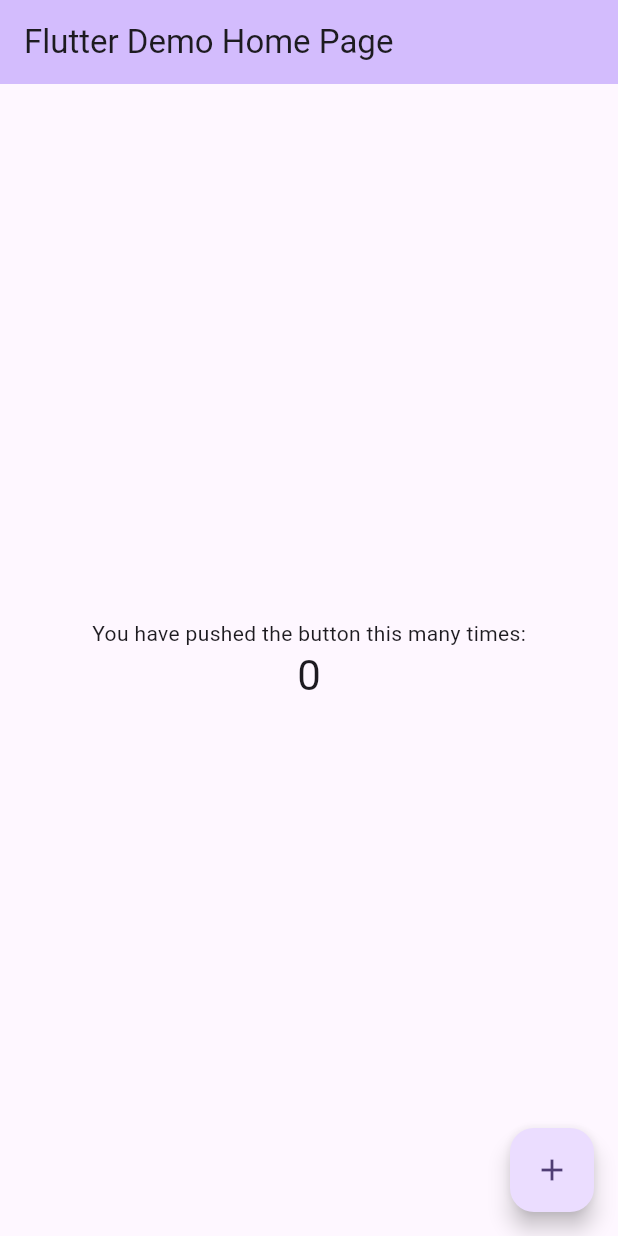
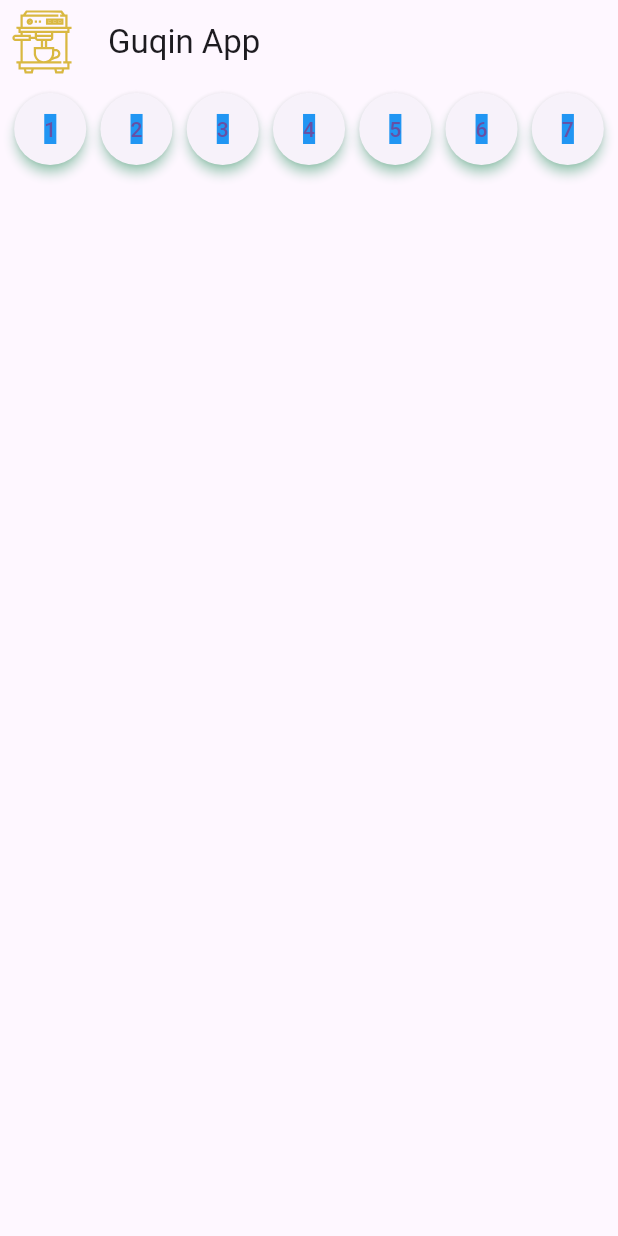
Before and after one commit to shannyli/guqin, a Flutter app: the screen it shows after launch, on a phone screen of 412 x 824 dp. Run offline on Flutter 3.47's test engine with Material 3 defaults, Android fonts, the light colour scheme and no system bars; our stand-ins replace flutter_svg.

Commit message:
Assets & Buttons (#2)
* flex overflow error

* assets

* Corrected buttons to stop overflow with up to 8 buttons.

---------

Co-authored-by: Jacob Daigle <CoffeeCodeAndCreatine@gmail.com>

```diff
--- a/lib/main.dart
+++ b/lib/main.dart
@@ -1,125 +1,143 @@
+import 'package:flutter/cupertino.dart';
 import 'package:flutter/material.dart';
+import 'package:flutter_svg/flutter_svg.dart';
 
-void main() {
-  runApp(const MyApp());
+class GuqinString {
+  const GuqinString({required this.number});
+
+  final String number;
 }
 
-class MyApp extends StatelessWidget {
-  const MyApp({super.key});
+typedef CartChangedCallback = Function(GuqinString product, bool inCart);
 
-  // This widget is the root of your application.
+class ShoppingListItem extends StatelessWidget {
+  ShoppingListItem({
+    required this.product,
+    required this.inCart,
+    required this.onCartChanged,
+  }) : super(key: ObjectKey(product));
+
+  final GuqinString product;
+  final bool inCart;
+  final CartChangedCallback onCartChanged;
+
+  Color _getColor(BuildContext context) {
+    return inCart //
+        ? Colors.black54
+        : Theme.of(context).primaryColor;
+  }
+
+  TextStyle? _getTextStyle(BuildContext context) {
+    if (!inCart) {
+      return const TextStyle(
+        color: Colors.blue,
+        fontWeight: FontWeight.normal,
+      );
+    }
+
+    return const TextStyle(
+      color: Colors.black54,
+      fontWeight: FontWeight.bold,
+    );
+  }
+
   @override
   Widget build(BuildContext context) {
-    return MaterialApp(
-      title: 'Flutter Demo',
-      theme: ThemeData(
-        // This is the theme of your application.
-        //
-        // TRY THIS: Try running your application with "flutter run". You'll see
-        // the application has a purple toolbar. Then, without quitting the app,
-        // try changing the seedColor in the colorScheme below to Colors.green
-        // and then invoke "hot reload" (save your changes or press the "hot
-        // reload" button in a Flutter-supported IDE, or press "r" if you used
-        // the command line to start the app).
-        //
-        // Notice that the counter didn't reset back to zero; the application
-        // state is not lost during the reload. To reset the state, use hot
-        // restart instead.
-        //
-        // This works for code too, not just values: Most code changes can be
-        // tested with just a hot reload.
-        colorScheme: ColorScheme.fromSeed(seedColor: Colors.deepPurple),
-        useMaterial3: true,
+    return ElevatedButton(
+      style: ElevatedButton.styleFrom(
+        shadowColor: Colors.greenAccent,
+        elevation: 3,
+        shape: CircleBorder(),
+        padding: EdgeInsets.all(20),
+        minimumSize: Size(40, 40),
       ),
-      home: const MyHomePage(title: 'Flutter Demo Home Page'),
+      onPressed: () {
+        onCartChanged(product, inCart);
+      },
+      child: Text(
+        product.number,
+        textAlign: TextAlign.center,
+        style: TextStyle(backgroundColor: Colors.blue),
+      ),
     );
   }
 }
 
-class MyHomePage extends StatefulWidget {
-  const MyHomePage({super.key, required this.title});
+class ShoppingList extends StatefulWidget {
+  const ShoppingList({required this.products, super.key});
 
-  // This widget is the home page of your application. It is stateful, meaning
-  // that it has a State object (defined below) that contains fields that affect
-  // how it looks.
+  final List<GuqinString> products;
 
-  // This class is the configuration for the state. It holds the values (in this
-  // case the title) provided by the parent (in this case the App widget) and
-  // used by the build method of the State. Fields in a Widget subclass are
-  // always marked "final".
-
-  final String title;
+  // The framework calls createState the first time
+  // a widget appears at a given location in the tree.
+  // If the parent rebuilds and uses the same type of
+  // widget (with the same key), the framework re-uses
+  // the State object instead of creating a new State object.
 
   @override
-  State<MyHomePage> createState() => _MyHomePageState();
+  State<ShoppingList> createState() => _ShoppingListState();
 }
 
-class _MyHomePageState extends State<MyHomePage> {
-  int _counter = 0;
+class _ShoppingListState extends State<ShoppingList> {
+  final _shoppingCart = <GuqinString>{};
 
-  void _incrementCounter() {
+  void _handleCartChanged(GuqinString product, bool inCart) {
     setState(() {
-      // This call to setState tells the Flutter framework that something has
-      // changed in this State, which causes it to rerun the build method below
-      // so that the display can reflect the updated values. If we changed
-      // _counter without calling setState(), then the build method would not be
-      // called again, and so nothing would appear to happen.
-      _counter++;
+      // When a user changes what's in the cart, you need
+      // to change _shoppingCart inside a setState call to
+      // trigger a rebuild.
+      // The framework then calls build, below,
+      // which updates the visual appearance of the app.
+
+      if (!inCart) {
+        _shoppingCart.add(product);
+      } else {
+        _shoppingCart.remove(product);
+      }
     });
   }
 
   @override
   Widget build(BuildContext context) {
-    // This method is rerun every time setState is called, for instance as done
-    // by the _incrementCounter method above.
-    //
-    // The Flutter framework has been optimized to make rerunning build methods
-    // fast, so that you can just rebuild anything that needs updating rather
-    // than having to individually change instances of widgets.
     return Scaffold(
       appBar: AppBar(
-        // TRY THIS: Try changing the color here to a specific color (to
-        // Colors.amber, perhaps?) and trigger a hot reload to see the AppBar
-        // change color while the other colors stay the same.
-        backgroundColor: Theme.of(context).colorScheme.inversePrimary,
-        // Here we take the value from the MyHomePage object that was created by
-        // the App.build method, and use it to set our appbar title.
-        title: Text(widget.title),
+        leading: SvgPicture.asset(
+          'assets/images/espresso.svg',
+          semanticsLabel: 'SVG Logo',
+        ),
+        title: const Text('Guqin App'),
       ),
-      body: Center(
-        // Center is a layout widget. It takes a single child and positions it
-        // in the middle of the parent.
-        child: Column(
-          // Column is also a layout widget. It takes a list of children and
-          // arranges them vertically. By default, it sizes itself to fit its
-          // children horizontally, and tries to be as tall as its parent.
-          //
-          // Column has various properties to control how it sizes itself and
-          // how it positions its children. Here we use mainAxisAlignment to
-          // center the children vertically; the main axis here is the vertical
-          // axis because Columns are vertical (the cross axis would be
-          // horizontal).
-          //
-          // TRY THIS: Invoke "debug painting" (choose the "Toggle Debug Paint"
-          // action in the IDE, or press "p" in the console), to see the
-          // wireframe for each widget.
-          mainAxisAlignment: MainAxisAlignment.center,
-          children: <Widget>[
-            const Text(
-              'You have pushed the button this many times:',
-            ),
-            Text(
-              '$_counter',
-              style: Theme.of(context).textTheme.headlineMedium,
-            ),
-          ],
-        ),
+      body: Column(
+        children: [
+          Row(
+            mainAxisAlignment: MainAxisAlignment.spaceEvenly,
+            children: widget.products.map((product) {
+              return ShoppingListItem(
+                product: product,
+                inCart: _shoppingCart.contains(product),
+                onCartChanged: _handleCartChanged,
+              );
+            }).toList(),
+          ),
+        ],
       ),
-      floatingActionButton: FloatingActionButton(
-        onPressed: _incrementCounter,
-        tooltip: 'Increment',
-        child: const Icon(Icons.add),
-      ), // This trailing comma makes auto-formatting nicer for build methods.
     );
   }
 }
+
+void main() {
+  runApp(const MaterialApp(
+    title: 'Shopping App',
+    home: ShoppingList(
+      products: [
+        GuqinString(number: '1'),
+        GuqinString(number: '2'),
+        GuqinString(number: '3'),
+        GuqinString(number: '4'),
+        GuqinString(number: '5'),
+        GuqinString(number: '6'),
+        GuqinString(number: '7')
+      ],
+    ),
+  ));
+}
```
Also changed, not shown: pubspec.yaml (+5 -2 lines), assets/images/espresso.svg (added), assets/images/logo.svg (added), pubspec.lock.
